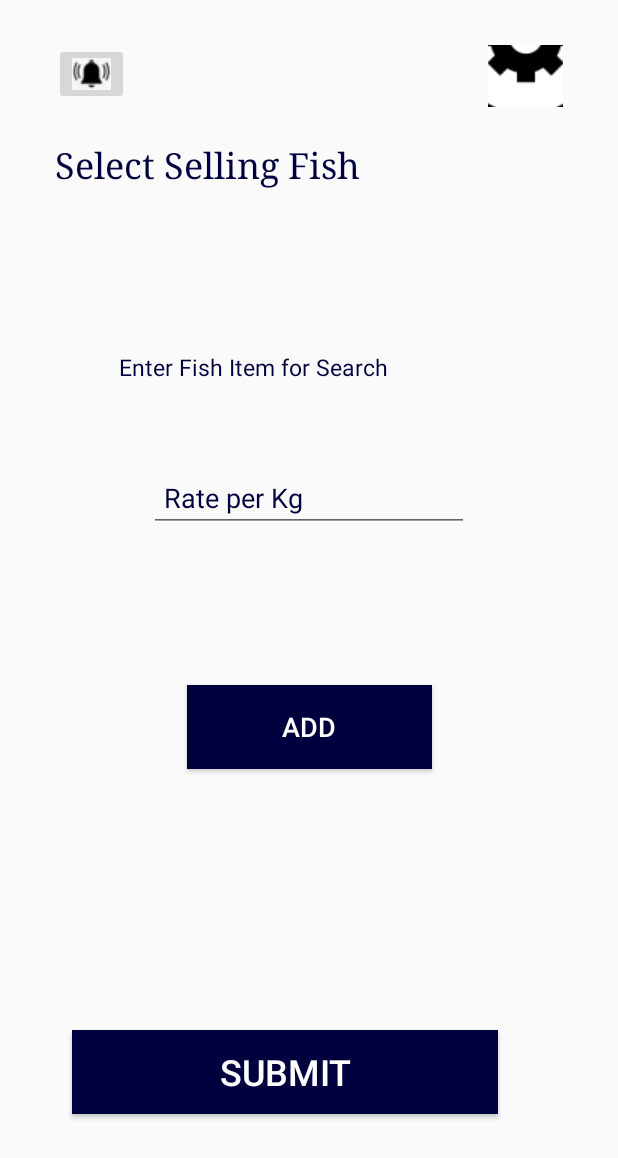
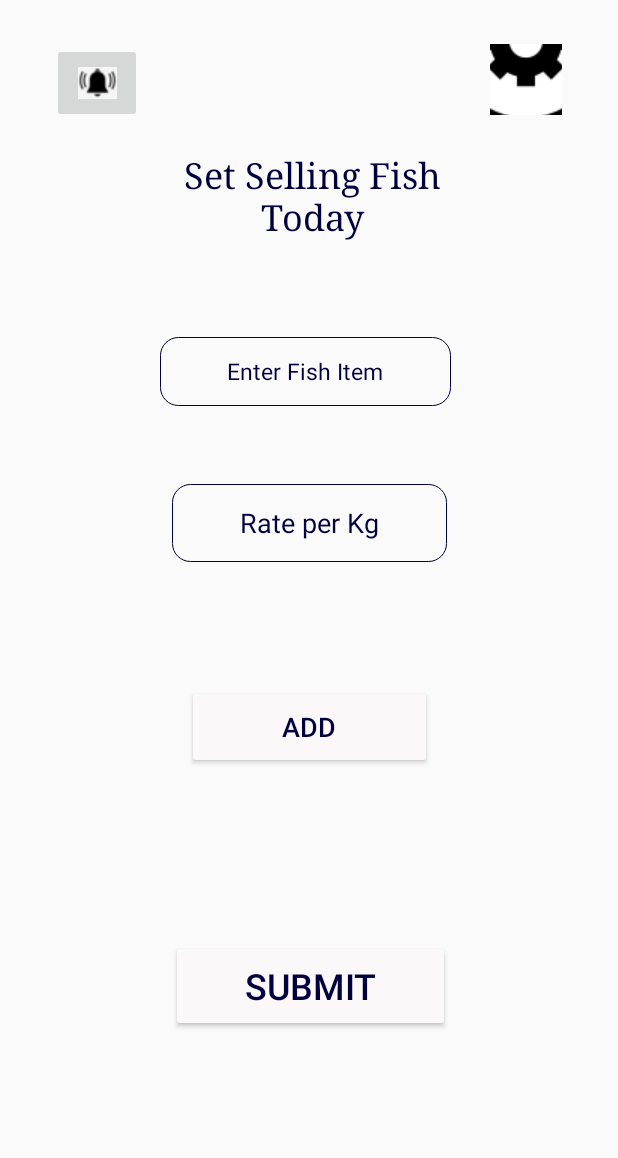
Before and after one commit to HDLLakshan/MaadelaSeller, an Android app: the SellingFishItem screen opened directly, with no data from a screen before it, on a phone screen of 412 x 824 dp. Shown: the top 1158 px of the screen. Run offline under Robolectric (Android 15) with nearby library versions, the light colour scheme and no system bars; our stand-ins replace Firebase (no records; nobody signed in at launch, a user with empty details on screens opened directly).

Commit message:
Complete 98.9993%

```diff
--- a/app/src/main/java/com/example/maadelaseller/SellingFishItem.java
+++ b/app/src/main/java/com/example/maadelaseller/SellingFishItem.java
@@ -13,6 +13,7 @@ import android.os.Bundle;
 import android.text.TextUtils;
 import android.view.View;
 import android.view.Window;
+import android.widget.AdapterView;
 import android.widget.ArrayAdapter;
 import android.widget.AutoCompleteTextView;
 import android.widget.Button;
@@ -38,7 +39,7 @@ public class SellingFishItem extends Activity {
     private String shopname;
     private EditText Fishname;
     private EditText ratekg;
-    private String DateShopOpend;
+    private String DateShopOpend,name;
     private String TimeShopOpend;
     private DailySelling dailySelling;
     DatabaseReference dbRef;
@@ -60,6 +61,14 @@ public class SellingFishItem extends Activity {
         ArrayAdapter<String> adapter = new ArrayAdapter<String>( this,android.R.layout.simple_list_item_1,Fish );
         et.setAdapter( adapter );
 
+        et.setOnItemClickListener( new AdapterView.OnItemClickListener() {
+            @Override
+            public void onItemClick(AdapterView<?> adapterView, View view, int i, long l) {
+                name=Fish[i];
+                ratekg.requestFocus();
+            }
+        } );
+
 
         Date c = Calendar.getInstance().getTime();
         SimpleDateFormat df = new SimpleDateFormat("dd-MMM-yyyy");
@@ -73,36 +82,6 @@ public class SellingFishItem extends Activity {
         SharedPreferences preferences = getSharedPreferences( "shopname",MODE_PRIVATE );
         shopname = preferences.getString( "username","" );
 
-
-
-
-
-        FirebaseDatabase firebaseDatabase = FirebaseDatabase.getInstance();
-        DatabaseReference reference = firebaseDatabase.getReference();
-        reference.child( "Request" ).child( DateShopOpend ).addValueEventListener( new ValueEventListener() {
-            @Override
-            public void onDataChange(@NonNull DataSnapshot dataSnapshot) {
-                Iterable<DataSnapshot> children = dataSnapshot.getChildren();
-
-                for(DataSnapshot child:children){
-                     // DailySelling dailySelling = child.getValue(DailySelling.class);
-//                            String shopname = dataSnapshot.child( DateShopOpend ).getValue().toString();
-
-                    //  Toast.makeText( SearchNavi.this,"New Shop Opend", Toast.LENGTH_LONG).show();
-                    NotificationManager notif=(NotificationManager)getSystemService( Context.NOTIFICATION_SERVICE);
-                    Notification notify=new Notification.Builder
-                            (getApplicationContext()).setContentTitle("New Request").setContentText(DateShopOpend).setSmallIcon(R.drawable.icon).build();
-
-                    notify.flags |= Notification.FLAG_AUTO_CANCEL;
-                    notif.notify(0, notify);
-                }
-            }
-
-            @Override
-            public void onCancelled(@NonNull DatabaseError databaseError) {
-
-            }
-        } );
 
 
 
@@ -134,6 +113,7 @@ public class SellingFishItem extends Activity {
                       newref.setValue( dailySelling );
                 Toast.makeText(getApplicationContext(), " data saved Sussessfully ", Toast.LENGTH_SHORT).show();
                 clearControls();
+                et.requestFocus();
 
             }
         } catch (NumberFormatException e) {
@@ -145,7 +125,7 @@ public class SellingFishItem extends Activity {
 
 
 
-    public void sendMessage(View view) {
+    public void GoToMyshop(View view) {
 
         AlertDialog.Builder builder = new AlertDialog.Builder( this );
         builder.setMessage( "Are You Add All selling fish item? " )
--- a/app/src/main/res/drawable/edit_text_border.xml
+++ b/app/src/main/res/drawable/edit_text_border.xml
@@ -2,9 +2,10 @@
 <shape xmlns:android="http://schemas.android.com/apk/res/android"
     android:shape="rectangle">
 
-    <corners android:radius="3dp" />
+    <stroke
+        android:width="0.5dp"
+        android:color="@color/colorPrimary"/>
 
-    <stroke
-        android:width="3dp"
-        android:color="@color/colorPrimary" />
+    <corners
+        android:radius="12dp"/>
 </shape>
--- a/app/src/main/res/layout/activity_selling_fish_item.xml
+++ b/app/src/main/res/layout/activity_selling_fish_item.xml
@@ -8,30 +8,32 @@
 
     <AutoCompleteTextView
         android:id="@+id/fishname"
-        android:layout_width="279dp"
-        android:layout_height="47dp"
+        android:layout_width="194dp"
+        android:layout_height="46dp"
+        android:background="@drawable/edit_text_border"
         android:completionHint="Enter Fish"
         android:completionThreshold="1"
-        android:hint="Enter Fish Item for Search"
+        android:gravity="center"
+        android:hint="Enter Fish Item"
         android:padding="10dp"
         android:textColor="@color/colorPrimary"
         android:textColorHint="@color/colorPrimary"
         android:textSize="15dp"
         app:layout_constraintBottom_toBottomOf="parent"
         app:layout_constraintEnd_toEndOf="parent"
-        app:layout_constraintHorizontal_bias="0.522"
+        app:layout_constraintHorizontal_bias="0.488"
         app:layout_constraintStart_toStartOf="parent"
         app:layout_constraintTop_toTopOf="parent"
-        app:layout_constraintVertical_bias="0.285" />
+        app:layout_constraintVertical_bias="0.289" />
 
     <Button
         android:id="@+id/submit"
+        style="@style/Widget.AppCompat.Button.Colored"
         android:layout_width="163dp"
         android:layout_height="56dp"
-        android:background="@drawable/button_border"
         android:onClick="SaveSellingFishItem"
         android:text="Add"
-        android:textColor="#FFFFFF"
+        android:textColor="@color/colorPrimary"
         android:textSize="18sp"
         app:layout_constraintBottom_toBottomOf="parent"
         app:layout_constraintEnd_toEndOf="parent"
@@ -41,28 +43,30 @@
 
     <Button
         android:id="@+id/ViewCart"
-        android:layout_width="284dp"
-        android:layout_height="56dp"
+        style="@style/Widget.AppCompat.Button.Colored"
+        android:layout_width="186dp"
+        android:layout_height="61dp"
         android:layout_marginBottom="40dp"
-        android:background="@drawable/button_border"
-        android:onClick="sendMessage"
+        android:onClick="GoToMyshop"
         android:text="Submit"
-        android:textColor="#FFFFFF"
+        android:textColor="@color/colorPrimary"
         android:textColorHint="@color/colorPrimary"
         android:textSize="24sp"
         app:layout_constraintBottom_toBottomOf="parent"
         app:layout_constraintEnd_toEndOf="parent"
-        app:layout_constraintHorizontal_bias="0.377"
+        app:layout_constraintHorizontal_bias="0.504"
         app:layout_constraintStart_toStartOf="parent"
         app:layout_constraintTop_toTopOf="parent"
-        app:layout_constraintVertical_bias="0.943" />
+        app:layout_constraintVertical_bias="0.867" />
 
     <EditText
         android:id="@+id/rate"
-        android:layout_width="wrap_content"
-        android:layout_height="45dp"
+        android:layout_width="183dp"
+        android:layout_height="52dp"
         android:ems="10"
         android:hint="Rate per Kg"
+        android:background="@drawable/edit_text_border"
+        android:gravity="center"
         android:inputType="numberSigned"
         android:padding="10dp"
         android:textColor="@color/colorPrimary"
@@ -71,27 +75,29 @@
         app:layout_constraintEnd_toEndOf="parent"
         app:layout_constraintStart_toStartOf="parent"
         app:layout_constraintTop_toTopOf="parent"
-        app:layout_constraintVertical_bias="0.397" />
+        app:layout_constraintVertical_bias="0.418" />
 
     <TextView
         android:id="@+id/textView"
-        android:layout_width="339dp"
-        android:layout_height="72dp"
+        android:layout_width="226dp"
+        android:layout_height="61dp"
         android:layout_marginTop="48dp"
         android:fontFamily="serif"
-        android:text="Select Selling Fish "
+        android:gravity="center"
+        android:text="Set Selling Fish Today"
         android:textColor="@color/colorPrimary"
         android:textSize="24sp"
         app:layout_constraintBottom_toBottomOf="parent"
         app:layout_constraintEnd_toEndOf="parent"
+        app:layout_constraintHorizontal_bias="0.513"
         app:layout_constraintStart_toStartOf="parent"
         app:layout_constraintTop_toTopOf="parent"
-        app:layout_constraintVertical_bias="0.065" />
+        app:layout_constraintVertical_bias="0.073" />
 
     <ImageButton
         android:id="@+id/imageButton2"
-        android:layout_width="50dp"
-        android:layout_height="41dp"
+        android:layout_width="60dp"
+        android:layout_height="53dp"
         android:src="@drawable/bells"
         app:layout_constraintBottom_toBottomOf="parent"
         app:layout_constraintEnd_toEndOf="parent"
@@ -102,8 +108,8 @@
 
     <ImageButton
         android:id="@+id/imageButton"
-        android:layout_width="50dp"
-        android:layout_height="41dp"
+        android:layout_width="48dp"
+        android:layout_height="47dp"
         android:onClick="gotoprofile"
         android:src="@drawable/lc"
         app:layout_constraintBottom_toBottomOf="parent"
```
Also changed, not shown: app/src/main/java/com/example/maadelaseller/MyShop.java (+37 -28 lines), app/src/main/java/com/example/maadelaseller/RequestList.java (+11 -9 lines), app/src/main/java/com/example/maadelaseller/RequestNotification.java (+54 -4 lines), app/src/main/res/layout/fist_list_layout.xml (+7 -4 lines), app/src/main/res/layout/requestlist_layout.xml (+15 -11 lines).
